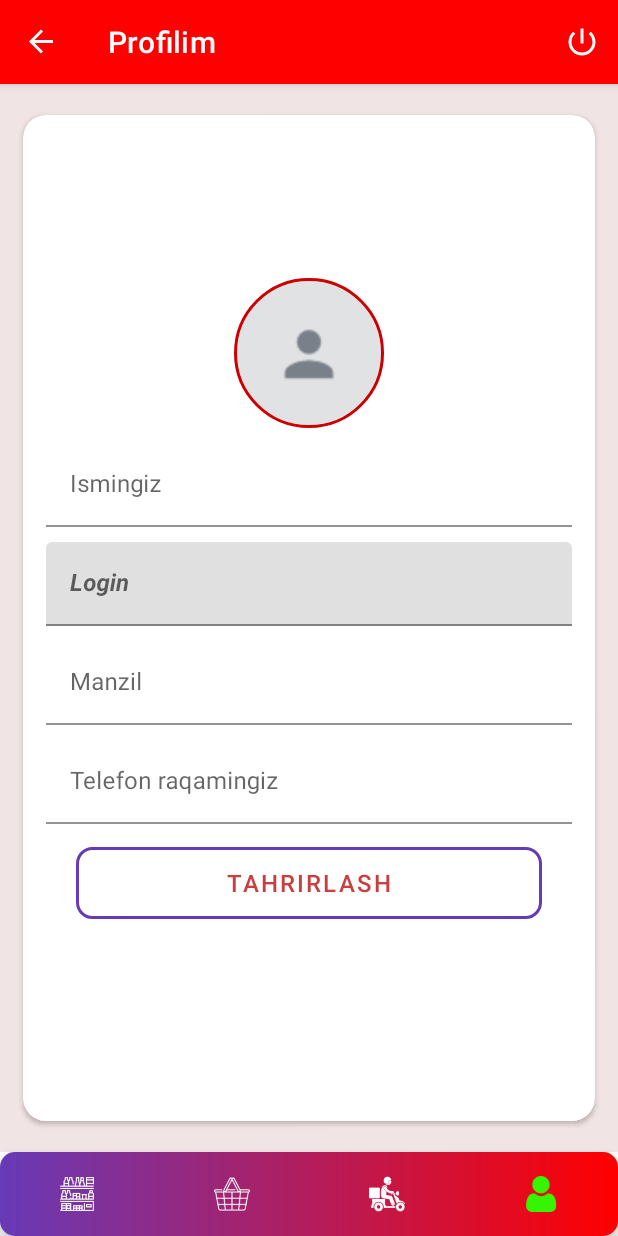
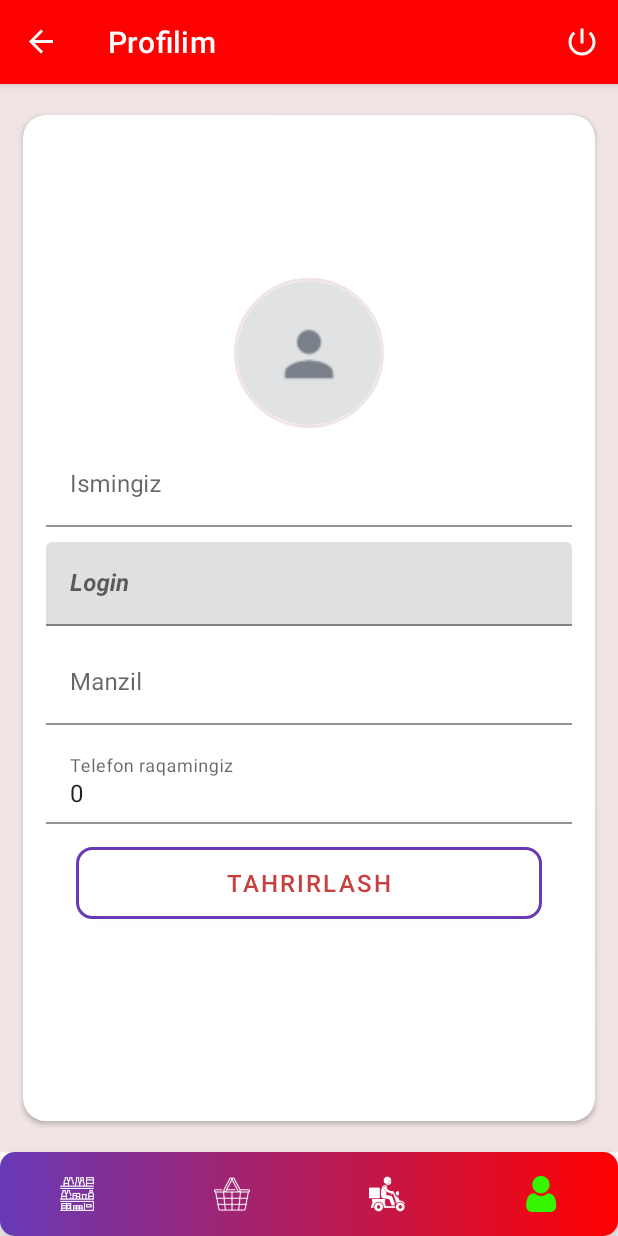
Before and after one commit to DanMurphyy/AnsorMarket, an Android app: the screen it shows after launch once a user with an empty profile is signed in (MainActivity), item 4 of the bottom bar chosen, on a phone screen of 412 x 824 dp. Run offline under Robolectric (Android 15) with nearby library versions, the phone set to English and light mode, and no system bars; our stand-ins replace CircleImageView, Firebase (no records; nobody signed in at launch, a user with empty details on screens opened directly), data binding, navigation-ui; Roboto replaces fonts that are not available here; 1 statement that could not run was skipped.

Commit message:
updating profile

```diff
--- a/app/src/main/java/com/hfad/ansormarket/mainFragments/MainPageFragment.kt
+++ b/app/src/main/java/com/hfad/ansormarket/mainFragments/MainPageFragment.kt
@@ -18,7 +18,6 @@ class MainPageFragment : Fragment() {
 
     private var _binding: FragmentMainPageBinding? = null
     private val binding get() = _binding!!
-
     private val mFirebaseViewModel: FirebaseViewModel by viewModels()
 
 
@@ -29,20 +28,21 @@ class MainPageFragment : Fragment() {
         _binding = FragmentMainPageBinding.inflate(inflater, container, false)
         setHasOptionsMenu(true)
 
+        mFirebaseViewModel.showProgress(requireContext())
+        mFirebaseViewModel.loadUserData()
+
         mFirebaseViewModel.userLiveData.observe(viewLifecycleOwner) { user ->
             Glide
                 .with(requireContext())
-                .load(user.image)
+                .load(user!!.image)
                 .centerCrop()
                 .placeholder(R.drawable.ic_user_place_holder)
                 .into(binding.userImage)
-            binding.name.text = user.name
+            binding.name.text = user!!.name
             val loginUser = user.login
             val userLogin = loginUser.replace("@market.com", "").trim()
             binding.login.text = userLogin
         }
-        mFirebaseViewModel.showProgress(requireContext())
-        mFirebaseViewModel.loadUserData()
 
         binding.logout.setOnClickListener {
             FirebaseAuth.getInstance().signOut()
--- a/app/src/main/java/com/hfad/ansormarket/mainFragments/MyProfileFragment.kt
+++ b/app/src/main/java/com/hfad/ansormarket/mainFragments/MyProfileFragment.kt
@@ -9,10 +9,13 @@ import android.content.pm.PackageManager
 import android.net.Uri
 import android.os.Bundle
 import android.provider.Settings
+import android.util.Log
 import android.view.*
+import android.widget.ImageView
 import android.widget.Toast
 import androidx.activity.result.contract.ActivityResultContracts
 import androidx.core.content.ContextCompat
+import androidx.databinding.BindingAdapter
 import androidx.fragment.app.Fragment
 import androidx.fragment.app.viewModels
 import com.bumptech.glide.Glide
@@ -34,11 +37,11 @@ class MyProfileFragment : Fragment() {
     private val mFirebaseViewModel: FirebaseViewModel by viewModels()
     private val mSharedViewModel: SharedViewModel by viewModels()
     private var mSelectedImageFileUri: Uri? = null
+    val TAG = "MyProfileLog"
 
     private val permissionLauncher =
         registerForActivityResult(ActivityResultContracts.RequestPermission()) { isGranted ->
-            if (!isGranted)
-                showImageChooserPermissionDeniedDialog()
+            if (!isGranted) showImageChooserPermissionDeniedDialog()
         }
 
 
@@ -48,17 +51,8 @@ class MyProfileFragment : Fragment() {
     ): View {
         _binding = FragmentMyProfileBinding.inflate(inflater, container, false)
         setHasOptionsMenu(true)
-
         mFirebaseViewModel.userLiveData.observe(viewLifecycleOwner) { user ->
             setUserDataInUI(user)
-        }
-
-        mFirebaseViewModel.imageUploadResult.observe(viewLifecycleOwner) { imageUrl ->
-            if (imageUrl != null) {
-                Toast.makeText(requireContext(), "Good!!", Toast.LENGTH_SHORT).show()
-            } else {
-                Toast.makeText(requireContext(), "Bad!!", Toast.LENGTH_SHORT).show()
-            }
         }
 
         mFirebaseViewModel.showProgress(requireContext())
@@ -69,10 +63,8 @@ class MyProfileFragment : Fragment() {
                     requireContext(), Manifest.permission.READ_EXTERNAL_STORAGE
                 ) == PackageManager.PERMISSION_GRANTED
             ) {
-                // Permission is already granted, show image chooser
                 mSharedViewModel.showImageChooser(this)
             } else {
-                // Request permission using the Activity Result API
                 permissionLauncher.launch(Manifest.permission.READ_EXTERNAL_STORAGE)
             }
         }
@@ -80,10 +72,25 @@ class MyProfileFragment : Fragment() {
         binding.btnUpdateProfile.setOnClickListener {
             if (mSelectedImageFileUri != null) {
                 mFirebaseViewModel.uploadImage(requireContext(), mSelectedImageFileUri!!)
+                mFirebaseViewModel.imageUploadResult.observe(viewLifecycleOwner) { imageUrl ->
+                    if (imageUrl != null) {
+                        Toast.makeText(
+                            requireContext(), getString(R.string.image_uploaded), Toast.LENGTH_SHORT
+                        ).show()
+                        updateUserProfileData()
+                    } else {
+                        Toast.makeText(
+                            requireContext(), getString(R.string.image_error), Toast.LENGTH_SHORT
+                        ).show()
+                    }
+                }
+            } else {
+                updateUserProfileData()
             }
         }
 
-
+        binding.lifecycleOwner = viewLifecycleOwner // Important for LiveData binding
+        binding.viewModel = mFirebaseViewModel // Set the ViewModel
         return (binding.root)
     }
 
@@ -105,31 +112,29 @@ class MyProfileFragment : Fragment() {
     }
 
     private fun setUserDataInUI(user: User) {
-        Glide
-            .with(requireContext())
-            .load(user.image)
-            .centerCrop()
-            .placeholder(R.drawable.ic_user_place_holder)
-            .into(binding.imageUser)
-
-        binding.etUserName.setText(user.name)
         val loginUser = user.login
         val userLogin = loginUser.replace("@market.com", "").trim()
         binding.etUserLogin.setText(userLogin)
-        binding.etAddressName.setText(user.address)
+    }
 
-        val mobileUser = user.mobile.toString()
-        if (mobileUser.length == 1 && mobileUser.contains('0')) {
-            binding.etMobileName.setText("")
-        } else {
-            binding.etMobileName.setText(user.mobile.toString())
-        }
+    private fun updateUserProfileData() {
+        val mProfileImageUrl = mFirebaseViewModel.imageUploadResult
+        val updatedUser = User(
+            name = binding.etUserName.text.toString(),
+            address = binding.etAddressName.text.toString(),
+            mobile = binding.etMobileNumber.text.toString().toLong(),
+            image = mProfileImageUrl.value.toString()
+        )
+
+        // Call the ViewModel function to update the user profile data
+        mFirebaseViewModel.updateUserProfileData(requireView(), updatedUser)
+        Log.d(TAG, "User data updated")
     }
 
     private fun showImageChooserPermissionDeniedDialog() {
         val builder = AlertDialog.Builder(requireContext())
-        builder.setMessage("Ilovaga kerakli ruxsatlar berilmagan, Iltimos, sozlamalarga kirib ruxsat bering.")
-        builder.setPositiveButton("Sozlamalarga o'tish") { _, _ ->
+        builder.setMessage(getString(R.string.denied_permissions))
+        builder.setPositiveButton(getString(R.string.go_to_settings)) { _, _ ->
             try {
                 val intent = Intent(Settings.ACTION_APPLICATION_DETAILS_SETTINGS)
                 val uri = Uri.fromParts("package", requireContext().packageName, null)
@@ -139,7 +144,7 @@ class MyProfileFragment : Fragment() {
                 e.printStackTrace()
             }
         }
-        builder.setNegativeButton("Bekor qilish") { dialog, _ ->
+        builder.setNegativeButton(getString(R.string.close_dialog_perm)) { dialog, _ ->
             dialog.dismiss()
         }
         builder.show()
@@ -164,4 +169,23 @@ class MyProfileFragment : Fragment() {
         activity?.finish()
     }
 
+    companion object {
+        @JvmStatic
+        @BindingAdapter("imageUrl")
+        fun loadImage(view: ImageView, imageUrl: String?) {
+            if (!imageUrl.isNullOrEmpty()) {
+                Glide.with(view.context)
+                    .load(imageUrl)
+                    .centerCrop()
+                    .placeholder(R.drawable.ic_user_place_holder)
+                    .into(view)
+            }
+        }
+    }
+
+    override fun onDestroy() {
+        super.onDestroy()
+        _binding = null
+    }
+
 }
--- a/app/src/main/java/com/hfad/ansormarket/models/User.kt
+++ b/app/src/main/java/com/hfad/ansormarket/models/User.kt
@@ -5,11 +5,11 @@ import android.os.Parcelable
 
 data class User(
     val id: String = "",
-    val name: String = "",
+    var name: String = "",
     val login: String = "",
-    val address: String = "",
-    val image: String = "",
-    val mobile: Long = 0,
+    var address: String = "",
+    var image: String = "",
+    var mobile: Long = 0,
     val fcmToken: String = ""
 ) : Parcelable {
     constructor(parcel: Parcel) : this(
--- a/app/src/main/res/layout/fragment_main_page.xml
+++ b/app/src/main/res/layout/fragment_main_page.xml
@@ -36,6 +36,6 @@
         android:id="@+id/logout"
         android:layout_width="wrap_content"
         android:layout_height="wrap_content"
-        android:text="Signout" />
+        android:text="@string/logout" />
 
 </LinearLayout>
--- a/app/src/main/res/layout/fragment_my_profile.xml
+++ b/app/src/main/res/layout/fragment_my_profile.xml
@@ -1,7 +1,16 @@
 <?xml version="1.0" encoding="utf-8"?>
-<ScrollView xmlns:android="http://schemas.android.com/apk/res/android"
+<layout xmlns:android="http://schemas.android.com/apk/res/android"
     xmlns:app="http://schemas.android.com/apk/res-auto"
-    xmlns:tools="http://schemas.android.com/tools"
+    xmlns:tools="http://schemas.android.com/tools">
+
+    <data>
+
+        <variable
+            name="viewModel"
+            type="com.hfad.ansormarket.firebase.FirebaseViewModel" />
+    </data>
+
+    <ScrollView
         android:layout_width="match_parent"
         android:layout_height="match_parent"
         android:background="@color/background_white"
@@ -40,8 +49,10 @@
                         android:layout_height="100dp"
                         android:contentDescription="@string/image_content"
                         android:src="@drawable/ic_user_place_holder"
-                    app:civ_border_color="@android:color/holo_red_dark"
-                    app:civ_border_width="2dp" />
+                        app:civ_border_color="@color/background_white"
+                        app:civ_border_width="2dp"
+                        app:imageUrl="@{viewModel.userLiveData.image}" />
+
 
                     <com.google.android.material.textfield.TextInputLayout
                         android:layout_width="match_parent"
@@ -57,6 +68,7 @@
                             android:hint="@string/name"
                             android:inputType="textPersonName"
                             android:maxLength="25"
+                            android:text="@{viewModel.userLiveData.name}"
                             android:textSize="@dimen/progress_text_size" />
                     </com.google.android.material.textfield.TextInputLayout>
 
@@ -69,13 +81,13 @@
                             android:id="@+id/et_user_login"
                             android:layout_width="match_parent"
                             android:layout_height="wrap_content"
-                        android:textStyle="italic|bold"
                             android:focusable="false"
                             android:focusableInTouchMode="false"
                             android:hint="@string/login"
                             android:inputType="textEmailAddress"
                             android:maxLength="25"
-                        android:textSize="@dimen/progress_text_size" />
+                            android:textSize="@dimen/progress_text_size"
+                            android:textStyle="italic|bold" />
                     </com.google.android.material.textfield.TextInputLayout>
 
                     <com.google.android.material.textfield.TextInputLayout
@@ -91,6 +103,7 @@
                             android:hint="@string/address"
                             android:inputType="text"
                             android:maxLength="100"
+                            android:text="@{viewModel.userLiveData.address}"
                             android:textSize="@dimen/progress_text_size" />
                     </com.google.android.material.textfield.TextInputLayout>
 
@@ -100,12 +113,13 @@
                         android:layout_marginTop="10dp">
 
                         <androidx.appcompat.widget.AppCompatEditText
-                        android:id="@+id/et_mobile_name"
+                            android:id="@+id/et_mobile_number"
                             android:layout_width="match_parent"
                             android:layout_height="wrap_content"
                             android:backgroundTint="@android:color/transparent"
                             android:hint="@string/phone"
                             android:inputType="phone"
+                            android:text='@{String.valueOf(viewModel.userLiveData.mobile)}'
                             android:textSize="@dimen/progress_text_size" />
                     </com.google.android.material.textfield.TextInputLayout>
 
@@ -132,3 +146,4 @@
         </LinearLayout>
 
     </ScrollView>
+</layout>
--- a/app/src/main/res/values/strings.xml
+++ b/app/src/main/res/values/strings.xml
@@ -38,5 +38,10 @@
     <string name="update">Tahrirlash</string>
     <string name="logout">chiqish</string>
     <string name="denied_permission">"Siz xotiraga kirishga ruxsatini rad etdingiz, bunga Telefon sozlamalaridan ham ruxsat berishingiz mumkin."</string>
+    <string name="image_uploaded">Rasm muvaffaqiyatli yuklandi</string>
+    <string name="image_error">Rasmni yuklashda xatolik!</string>
+    <string name="denied_permissions">Ilovaga kerakli ruxsatlar berilmagan, Iltimos, sozlamalarga kirib ruxsat bering.</string>
+    <string name="go_to_settings">Sozlamalarga o\'tish</string>
+    <string name="close_dialog_perm">Bekor qilish</string>
 
 </resources>
```
Also changed, not shown: app/src/main/java/com/hfad/ansormarket/firebase/FirebaseRepository.kt (+8 -26 lines), app/src/main/java/com/hfad/ansormarket/firebase/FirebaseViewModel.kt (+72 -53 lines), app/src/main/java/com/hfad/ansormarket/logInScreens/IntroFragment.kt (+3 -9 lines). Lines whose indentation alone changed are shown as unchanged.
